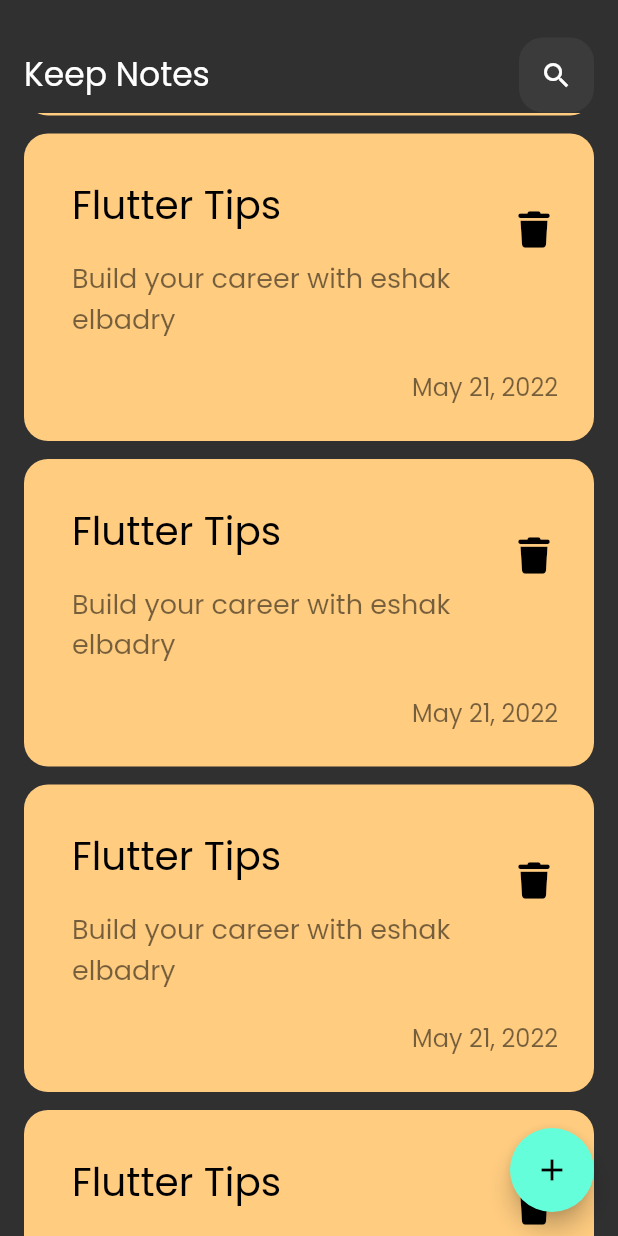
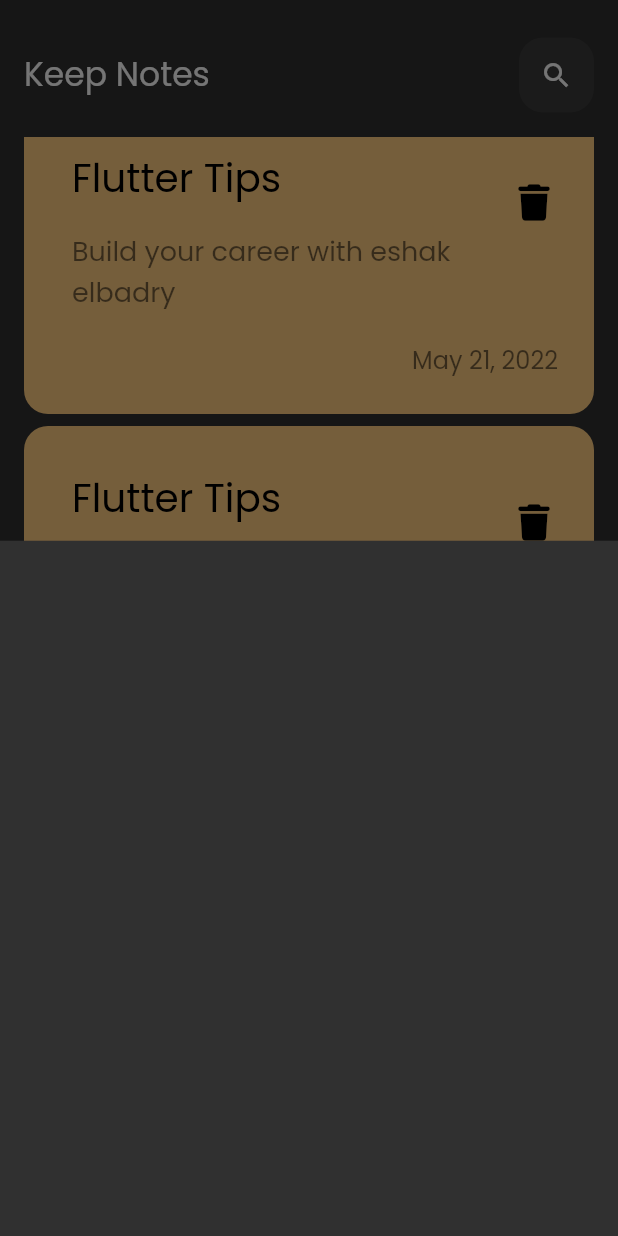
Before and after one commit to eshakelbadry/keep_notes_app, a Flutter app: the screen it shows after launch, scrolled down 1728 dp, after a tap on the "add" icon, on a phone screen of 412 x 824 dp. Run offline on Flutter 3.47's test engine with Material 2 defaults, Android fonts, the phone set to English and light mode, and no system bars; our stand-ins replace font_awesome_flutter.

Commit message:
show modal bottom sheet

```diff
--- a/lib/views/notes_view.dart
+++ b/lib/views/notes_view.dart
@@ -1,6 +1,7 @@
 import 'package:flutter/material.dart';
 import 'package:flutter/src/widgets/container.dart';
 import 'package:flutter/src/widgets/framework.dart';
+import 'package:keep_notes_app/views/widgets/add_note_bottom_sheet.dart';
 import 'package:keep_notes_app/views/widgets/notes_view_body.dart';
 
 class NotesView extends StatelessWidget {
@@ -10,8 +11,16 @@ class NotesView extends StatelessWidget {
   Widget build(BuildContext context) {
     return Scaffold(
       floatingActionButton: FloatingActionButton(
-        onPressed: () {},
-        child:const Icon(
+        onPressed: () {
+          showModalBottomSheet(
+            context: context,
+            builder: (context) {
+              return const AddNoteBottomSheet();
+            },
+          );
+
+        },
+        child: const Icon(
           Icons.add,
         ),
       ),
--- /dev/null
+++ b/lib/views/widgets/add_note_bottom_sheet.dart
@@ -0,0 +1,10 @@
+import 'package:flutter/material.dart';
+
+class AddNoteBottomSheet extends StatelessWidget {
+  const AddNoteBottomSheet({super.key});
+
+  @override
+  Widget build(BuildContext context) {
+    return Container();
+  }
+}
--- a/lib/views/widgets/notes_list_view.dart
+++ b/lib/views/widgets/notes_list_view.dart
@@ -7,13 +7,17 @@ class NotesListView extends StatelessWidget {
 
   @override
   Widget build(BuildContext context) {
-    return ListView.builder(
-      itemBuilder: (context, index) {
-        return const Padding(
-          padding: EdgeInsets.symmetric(vertical: 6),
-          child: NoteItem(),
-        );
-      },
+    return Padding(
+      padding: const EdgeInsets.symmetric(vertical: 16),
+      child: ListView.builder(
+        padding: const EdgeInsets.all(0),
+        itemBuilder: (context, index) {
+          return const Padding(
+            padding: EdgeInsets.symmetric(vertical: 4),
+            child: NoteItem(),
+          );
+        },
+      ),
     );
   }
 }
```
